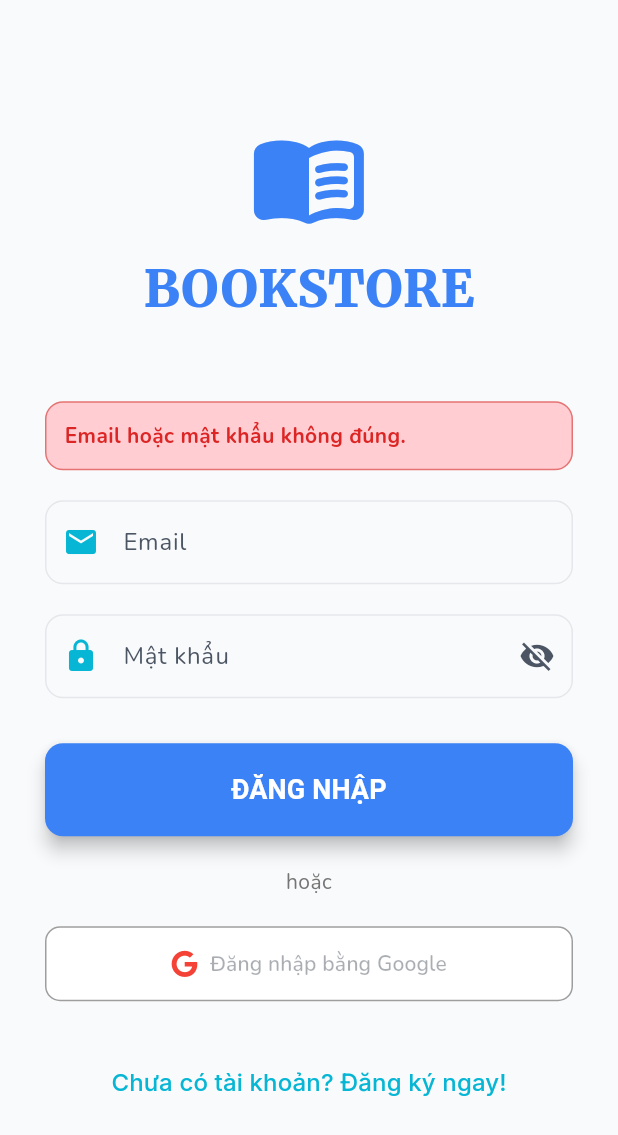
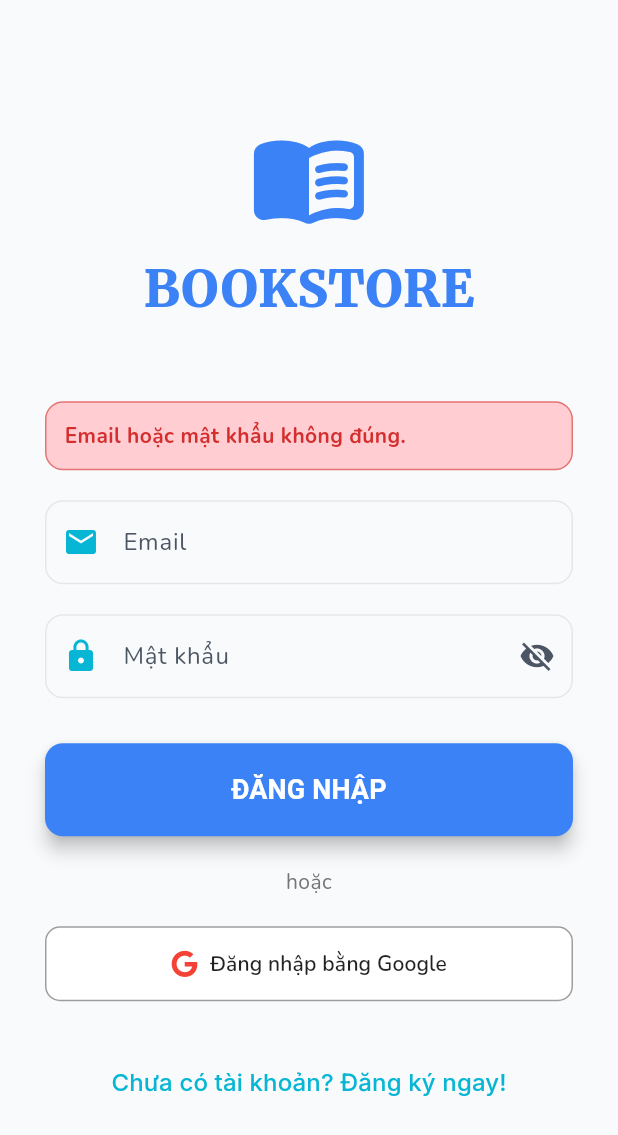
Before and after one commit to HoaiQuy1608/Ung_dung_ban_sach, a Flutter app: the LoginScreen screen opened directly, after a tap on "ĐĂNG NHẬP", on a phone screen of 412 x 824 dp. Shown: the top 1135 px of the screen. Run offline on Flutter 3.47's test engine with Material 3 defaults, Android fonts, the phone set to English and light mode, and no system bars; our stand-ins replace convex_bottom_bar, firebase_core, firebase_database, flutter_easyloading, font_awesome_flutter, google_fonts and 4 more; accounts and stored records are empty.

Commit message:
google signin

```diff
--- a/lib/screen/login_screen.dart
+++ b/lib/screen/login_screen.dart
@@ -21,13 +21,9 @@ class _LoginScreenState extends State<LoginScreen> {
   bool _isPasswordVisible = false;
 
   Future<void> _handleLogin() async {
-  setState(() {
-    _errorMessage = null;
-  });
-
+    setState(() => _errorMessage = null);
     final authProvider = Provider.of<AuthProvider>(context, listen: false);
 
-  // Hiển thị loading
     showDialog(
       context: context,
       barrierDismissible: false,
@@ -40,7 +36,7 @@ class _LoginScreenState extends State<LoginScreen> {
         _passwordController.text,
       );
 
-    Navigator.of(context).pop(); // Đóng loading
+      Navigator.of(context).pop();
 
       if (success) {
         if (authProvider.isAdmin) {
@@ -55,18 +51,40 @@ class _LoginScreenState extends State<LoginScreen> {
           );
         }
       } else {
-      setState(() {
-        _errorMessage = 'Email hoặc mật khẩu không đúng.';
-      });
+        setState(() => _errorMessage = 'Email hoặc mật khẩu không đúng.');
       }
     } catch (e) {
       Navigator.of(context).pop();
-    setState(() {
-      _errorMessage = 'Đã xảy ra lỗi khi đăng nhập: $e';
-    });
+      setState(() => _errorMessage = 'Đã xảy ra lỗi khi đăng nhập: $e');
     }
   }
 
+  Future<void> _handleGoogleLogin() async {
+    final authProvider = Provider.of<AuthProvider>(context, listen: false);
+
+    showDialog(
+      context: context,
+      barrierDismissible: false,
+      builder: (_) => const Center(child: CircularProgressIndicator()),
+    );
+
+    final success = await authProvider.loginWithGoogle();
+    Navigator.of(context).pop();
+
+    if (success) {
+      ScaffoldMessenger.of(context).showSnackBar(
+        const SnackBar(content: Text("Đăng nhập bằng Google thành công!")),
+      );
+      Navigator.of(context).pushAndRemoveUntil(
+        MaterialPageRoute(builder: (_) => const HomeScreen()),
+        (_) => false,
+      );
+    } else {
+      ScaffoldMessenger.of(context).showSnackBar(
+        const SnackBar(content: Text("Đăng nhập Google thất bại!")),
+      );
+    }
+  }
 
   @override
   void dispose() {
@@ -107,15 +125,13 @@ class _LoginScreenState extends State<LoginScreen> {
                     padding: const EdgeInsets.all(12),
                     decoration: BoxDecoration(
                       color: Colors.red.shade100,
-                      borderRadius: BorderRadius.circular(
-                        12,
-                      ), // Bo góc mềm mại hơn
+                      borderRadius: BorderRadius.circular(12),
                       border: Border.all(color: Colors.red.shade300),
                     ),
                     child: Text(
                       _errorMessage!,
                       style: TextStyle(
-                        color: colorScheme.onErrorContainer,
+                        color: Colors.red.shade700,
                         fontWeight: FontWeight.bold,
                       ),
                     ),
```
Lines whose indentation alone changed are shown as unchanged.
